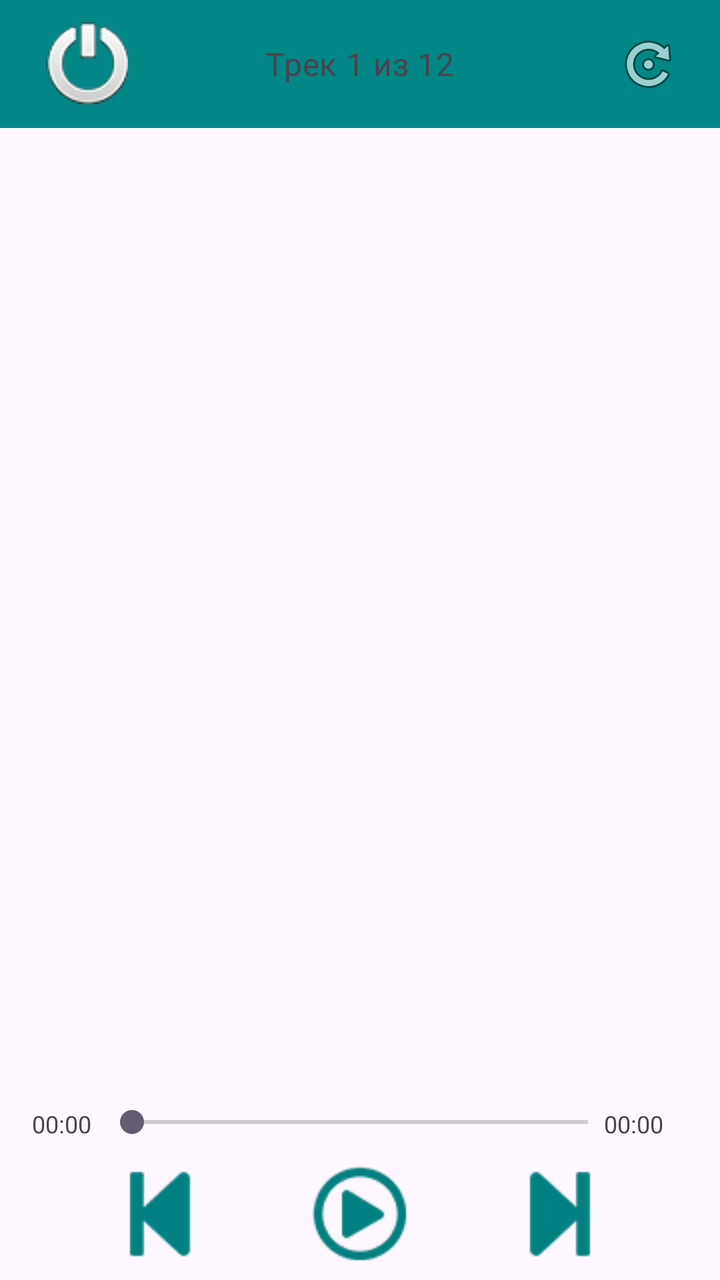
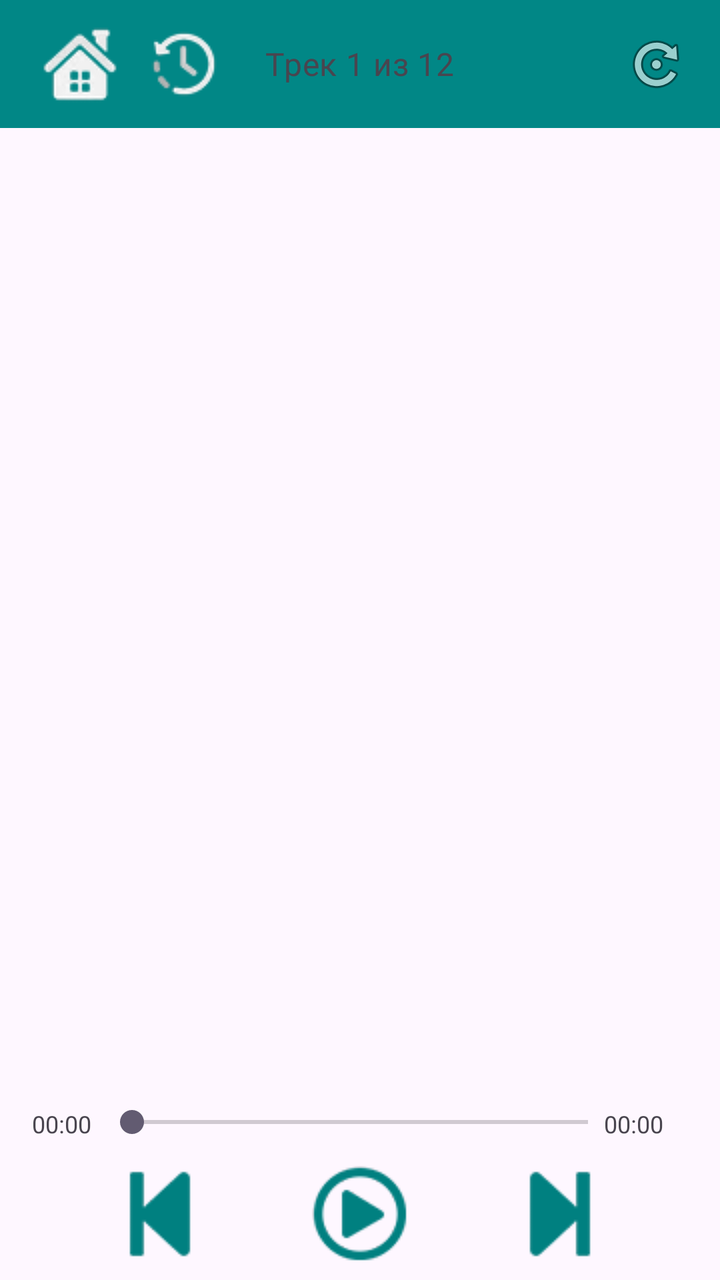

Two renders of the same Android screen: before a commit and after it. Below are the layout's source before the change and the commit's diff.
<!-- AndroidManifest.xml: application theme Theme.LocalAudioPlayer -->
<!-- res/layout/activity_main.xml -->
<?xml version="1.0" encoding="utf-8"?>
<androidx.constraintlayout.widget.ConstraintLayout xmlns:android="http://schemas.android.com/apk/res/android"
    xmlns:app="http://schemas.android.com/apk/res-auto"
    xmlns:tools="http://schemas.android.com/tools"
    android:id="@+id/main"
    android:layout_width="match_parent"
    android:layout_height="match_parent"
	android:orientation="vertical"
    tools:context=".MainActivity">
	

	<RelativeLayout 
		android:layout_width="match_parent"
		android:layout_height="match_parent">

		<androidx.appcompat.widget.Toolbar
			android:id="@+id/toolbar"
			android:layout_width="match_parent"
			android:layout_height="?attr/actionBarSize"
			android:background="@color/teal_700"
			android:padding="8dp">
			
			<ImageButton
				android:id="@+id/btn_back"
				android:layout_gravity="start"
				android:layout_width="48dp"
				android:layout_height="48dp"
				android:paddingLeft="8dp"
				android:contentDescription="Назад"
				android:background="@android:color/transparent" 
				android:src="@drawable/ic_back_48" />
				
			<TextView
				android:id="@+id/trackNumber"
				android:layout_width="wrap_content"
				android:layout_height="wrap_content"
				android:text="Трек 1 из 12"
				android:layout_gravity="center"
				android:background="@android:color/transparent"
				android:textAppearance="?attr/textAppearanceBodyMedium"
				android:textColor="?android:attr/textColorTertiary"
				android:textSize="16sp" />

			<ImageButton
				android:id="@+id/btn_refresh"
				android:layout_width="48dp"
				android:layout_height="48dp"
				android:layout_gravity="end"
				android:paddingRight="8dp"
				android:contentDescription="Обновить"
				android:background="@android:color/transparent" 
				android:src="@android:drawable/ic_menu_rotate" />
				
		</androidx.appcompat.widget.Toolbar>
		
		<LinearLayout
			android:id="@+id/loading_container"
			android:layout_width="match_parent"
			android:layout_height="wrap_content"
			android:layout_below="@id/toolbar"
			android:orientation="vertical"
			android:gravity="center"
			android:padding="16dp"
			android:visibility="gone">
			
			<ProgressBar
				android:id="@+id/progress_bar"
				android:layout_width="wrap_content"
				android:layout_height="wrap_content"
				android:layout_gravity="center"/>
			
			<TextView
				android:id="@+id/status_text"
				android:layout_width="wrap_content"
				android:layout_height="wrap_content"
				android:layout_marginTop="16dp"
				android:text="Загрузка..."
				android:textSize="14sp"
				android:layout_gravity="center"/>
		</LinearLayout>

		<androidx.recyclerview.widget.RecyclerView
			android:id="@+id/recycler_view"
			android:layout_width="match_parent"
			android:layout_height="match_parent"
			android:layout_below="@id/toolbar"
			android:clipToPadding="true"
			android:paddingLeft="2dp"
			android:paddingRight="2dp"
			android:paddingBottom="110dp"
			app:layoutManager="androidx.recyclerview.widget.LinearLayoutManager" />
		
		
				
		
		<LinearLayout
			android:layout_width="match_parent"
			android:layout_height="match_parent"
			android:gravity="bottom|center"
			android:orientation="horizontal"
			android:paddingLeft="8dp"
			android:paddingRight="8dp"
			android:paddingBottom="70dp">

			
			<TextView
				android:id="@+id/currentTime"
				android:minWidth="50dp"
				android:layout_width="wrap_content"
				android:layout_height="wrap_content"
				android:paddingLeft="8dp"
				android:textSize="12sp"
				android:text="00:00"
				android:textAlignment="viewStart" />

			
			<SeekBar
				android:id="@+id/rangeSeekBar"
				android:layout_width="0dp"
				android:layout_height="wrap_content"
				android:paddingLeft="8dp"
				android:paddingRight="8dp"
				android:layout_weight="1" />

			
			<TextView
				android:id="@+id/totalTime"
				android:minWidth="50dp"
				android:layout_width="wrap_content"
				android:layout_height="wrap_content"
				android:paddingRight="8dp"
				android:textSize="12sp"
				android:text="00:00"
				android:textAlignment="viewEnd" />

		</LinearLayout>
		
			
		
		<LinearLayout
			android:layout_width="match_parent"
			android:layout_height="match_parent"
			android:gravity="bottom|center"
			android:orientation="horizontal"
			android:paddingTop="8dp"
			android:paddingBottom="8dp">
			
			<ImageButton
				android:id="@+id/btnBackward"
				android:layout_width="50dp"
				android:layout_height="50dp"
				android:layout_marginEnd="50dp"
				android:background="?attr/selectableItemBackgroundBorderless"
				android:contentDescription="Предыдущий"
				android:src="@drawable/step_backward" />

			<ImageButton
				android:id="@+id/btnPlayPause"
				android:layout_width="50dp"
				android:layout_height="50dp"
				android:layout_marginEnd="50dp"
				android:background="?attr/selectableItemBackgroundBorderless"
				android:contentDescription="Воспроизведение / Пауза"
				android:src="@drawable/play_circle" />

			<ImageButton
				android:id="@+id/btnForward"
				android:layout_width="50dp"
				android:layout_height="50dp"
				android:background="?attr/selectableItemBackgroundBorderless"
				android:contentDescription="Следующий"
				android:src="@drawable/step_forward" />
				
		</LinearLayout>
		
	</RelativeLayout>
    
</androidx.constraintlayout.widget.ConstraintLayout>
<!-- resources referenced by this layout -->
<resources>
  <color name="teal_700">#FF018786</color>
  <!-- drawable ic_back_48: png bitmap (drawable, 3217 bytes) -->
  <!-- drawable play_circle: png bitmap (drawable, 2854 bytes) -->
  <!-- drawable step_backward: png bitmap (drawable, 1182 bytes) -->
  <!-- drawable step_forward: png bitmap (drawable, 1077 bytes) -->
  <style name="Theme.LocalAudioPlayer" parent="Base.Theme.LocalAudioPlayer" />
  <style name="Base.Theme.LocalAudioPlayer" parent="Theme.Material3.DayNight.NoActionBar">
          
          
      </style>
</resources>

<!-- the commit's change to res/layout/activity_main.xml (unified diff, before → after) -->
@@ -25,17 +25,29 @@
 				android:layout_gravity="start"
 				android:layout_width="48dp"
 				android:layout_height="48dp"
+				android:contentDescription="Домой"
+				android:background="@android:color/transparent" 
+				android:src="@drawable/home_silver_42" />
+				
+			<ImageButton
+				android:id="@+id/btn_journal"
+				android:layout_gravity="start"
+				android:layout_width="48dp"
+				android:layout_height="48dp"
 				android:paddingLeft="8dp"
-				android:contentDescription="Назад"
+				android:contentDescription="Журнал"
 				android:background="@android:color/transparent" 
-				android:src="@drawable/ic_back_48" />
+				android:src="@drawable/history_clock_gray_42" />
 				
 			<TextView
 				android:id="@+id/trackNumber"
 				android:layout_width="wrap_content"
 				android:layout_height="wrap_content"
+				android:paddingLeft="8dp"
+				android:paddingRight="8dp"
 				android:text="Трек 1 из 12"
 				android:layout_gravity="center"
+				android:layout_weight="1"
 				android:background="@android:color/transparent"
 				android:textAppearance="?attr/textAppearanceBodyMedium"
 				android:textColor="?android:attr/textColorTertiary"
@@ -46,7 +58,6 @@
 				android:layout_width="48dp"
 				android:layout_height="48dp"
 				android:layout_gravity="end"
-				android:paddingRight="8dp"
 				android:contentDescription="Обновить"
 				android:background="@android:color/transparent" 
 				android:src="@android:drawable/ic_menu_rotate" />
<!-- resource entries referenced after the edit -->
@@ -1,7 +1,8 @@
 <!-- resources referenced by this layout -->
 <resources>
   <color name="teal_700">#FF018786</color>
-  <!-- drawable ic_back_48: png bitmap (drawable, 3217 bytes) -->
+  <!-- drawable history_clock_gray_42: webp bitmap (drawable, 950 bytes) -->
+  <!-- drawable home_silver_42: webp bitmap (drawable, 1168 bytes) -->
   <!-- drawable play_circle: png bitmap (drawable, 2854 bytes) -->
   <!-- drawable step_backward: png bitmap (drawable, 1182 bytes) -->
   <!-- drawable step_forward: png bitmap (drawable, 1077 bytes) -->
